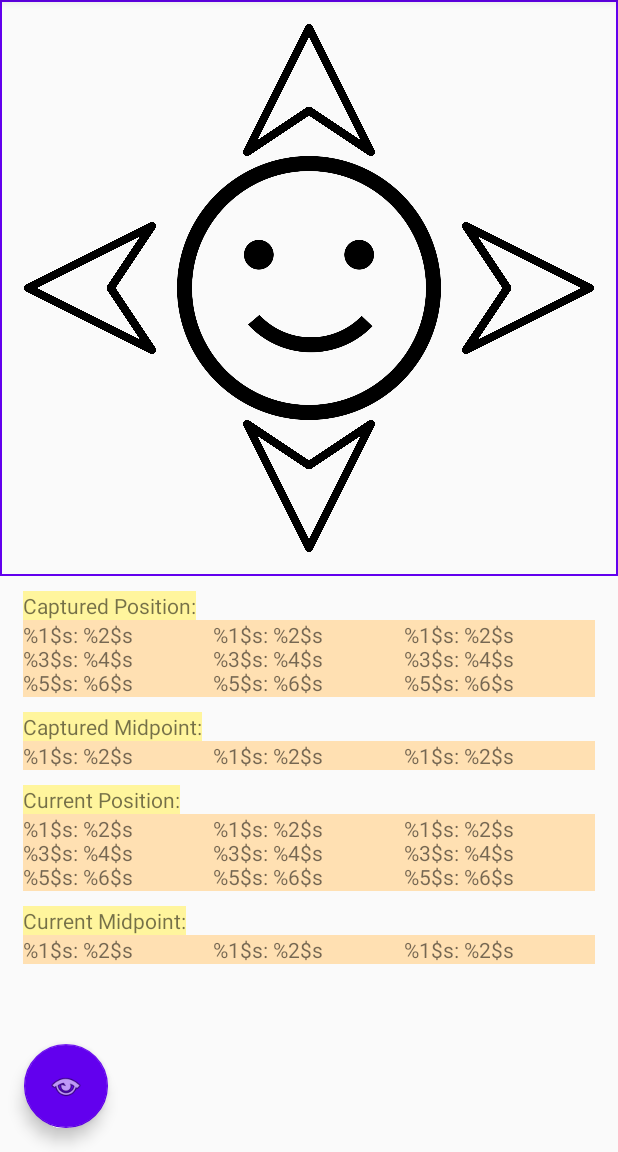
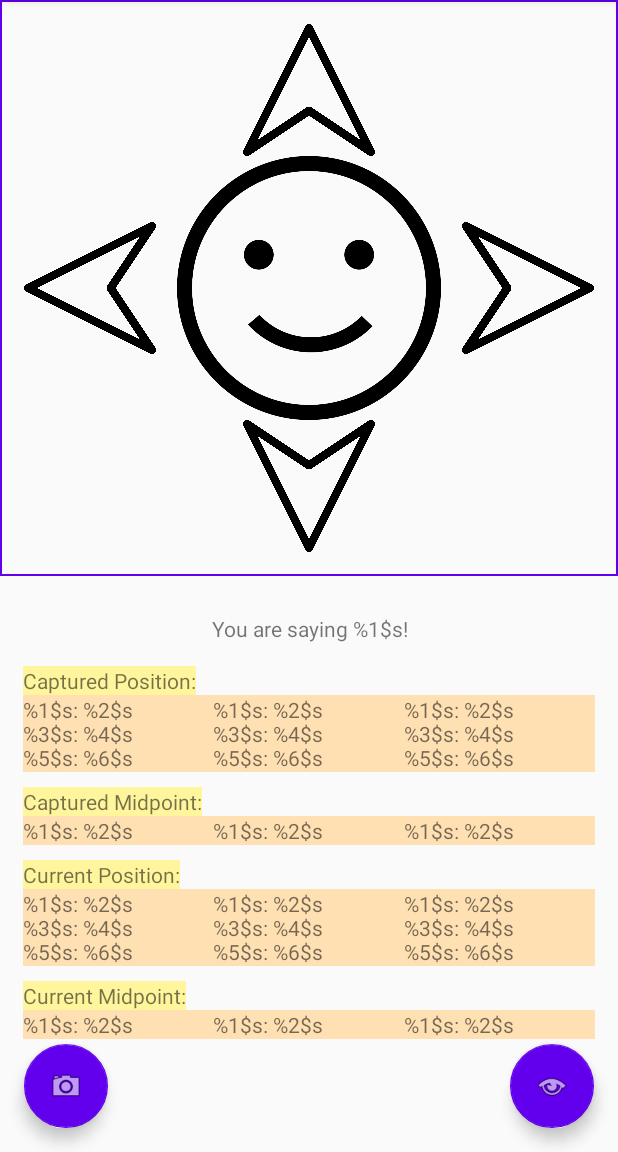
Before and after one commit to cshadd/nodding-detection-android, an Android app: the screen it shows after launch (MainActivity), on a phone screen of 412 x 824 dp, the part 84-1236 px from its top. Run offline under Robolectric (Android 15) with nearby library versions, the phone set to English and light mode, and no system bars; libraries missing offline, so code that uses them is left out: com.karumi.dexter; 1 statement that could not run was skipped.

Commit message:
Added a way to change the camera

```diff
--- a/app/src/main/java/io/github/cshadd/nodding_detection_android/MainActivity.java
+++ b/app/src/main/java/io/github/cshadd/nodding_detection_android/MainActivity.java
@@ -134,8 +134,8 @@ public class MainActivity extends AppCompatActivity
         final TextureView cameraPreviewView = (TextureView)super.findViewById(R.id.camera_preview_view);
         final ScrollView detailsView = (ScrollView)super.findViewById(R.id.detail_view);
 
-        final FloatingActionButton fab = (FloatingActionButton)super.findViewById(R.id.fab);
-        fab.setOnClickListener(new View.OnClickListener() {
+        final FloatingActionButton fabLeft = (FloatingActionButton)super.findViewById(R.id.fab_left);
+        fabLeft.setOnClickListener(new View.OnClickListener() {
             @Override
             public void onClick(View view) {
                 if (isCameraPreviewVisible) {
@@ -147,6 +147,23 @@ public class MainActivity extends AppCompatActivity
                     isCameraPreviewVisible = true;
                 }
                 vibrate(300);
+                return;
+            }
+        });
+
+        final FloatingActionButton fabRight = (FloatingActionButton)super.findViewById(R.id.fab_right);
+        fabRight.setOnClickListener(new View.OnClickListener() {
+            @Override
+            public void onClick(View view) {
+                try {
+                    cameraControl.swapLens();
+                }
+                catch (Exception e) {
+                    Log.e(MainActivity.TAG, e.toString());
+                    e.printStackTrace();
+                }
+                vibrate(300);
+                return;
             }
         });
 
--- a/app/src/main/res/layout/activity_main.xml
+++ b/app/src/main/res/layout/activity_main.xml
@@ -24,12 +24,21 @@
     <include layout="@layout/content_main" />
 
     <com.google.android.material.floatingactionbutton.FloatingActionButton
-        android:id="@+id/fab"
+        android:id="@+id/fab_left"
         android:layout_width="wrap_content"
         android:layout_height="wrap_content"
         android:layout_gravity="bottom|start"
         android:layout_margin="@dimen/fab_margin"
         app:backgroundTint="@color/design_default_color_primary"
+        app:srcCompat="@android:drawable/ic_menu_camera" />
+
+    <com.google.android.material.floatingactionbutton.FloatingActionButton
+        android:id="@+id/fab_right"
+        android:layout_width="wrap_content"
+        android:layout_height="wrap_content"
+        android:layout_gravity="bottom|end"
+        android:layout_margin="@dimen/fab_margin"
+        app:backgroundTint="@color/design_default_color_primary"
         app:srcCompat="@android:drawable/ic_menu_view" />
 
 </androidx.coordinatorlayout.widget.CoordinatorLayout>
--- a/app/src/main/res/layout/content_main.xml
+++ b/app/src/main/res/layout/content_main.xml
@@ -91,6 +91,14 @@
             android:layout_width="match_parent"
             android:layout_height="wrap_content"
             android:orientation="vertical">
+
+            <TextView
+                android:id="@+id/status"
+                android:layout_width="match_parent"
+                android:layout_height="wrap_content"
+                android:layout_margin="15dp"
+                android:gravity="center"
+                android:text="@string/status" />
 
             <TextView
                 android:layout_width="wrap_content"
--- a/app/src/main/res/values/strings.xml
+++ b/app/src/main/res/values/strings.xml
@@ -3,7 +3,7 @@
     <string name="title_activity_main">Nodding Detection</string>
     <string name="action_close">Close</string>
     <string name="action_settings">Settings</string>
-    <string name="ask_look">Please look at your front camera!</string>
+    <string name="ask_look">Please look at your %1$s camera!</string>
     <string name="clear_captured">Clear Captured Position</string>
     <string name="detail_captured_position_title">Captured Position:</string>
     <string name="detail_captured_midpoint_title">Captured Midpoint:</string>
@@ -17,4 +17,5 @@
     <string name="no_front_camera">Unable to detect front camera!</string>
     <string name="img_arrow_desc">Nod Arrow</string>
     <string name="img_smile_desc">Smiling Face</string>
+    <string name="status">You are saying %1$s!</string>
 </resources>
```
Also changed, not shown: app/src/main/java/io/github/cshadd/nodding_detection_android/Analyzer.java (+22 -3 lines), app/src/main/java/io/github/cshadd/nodding_detection_android/CameraControl.java (+96 -62 lines).
